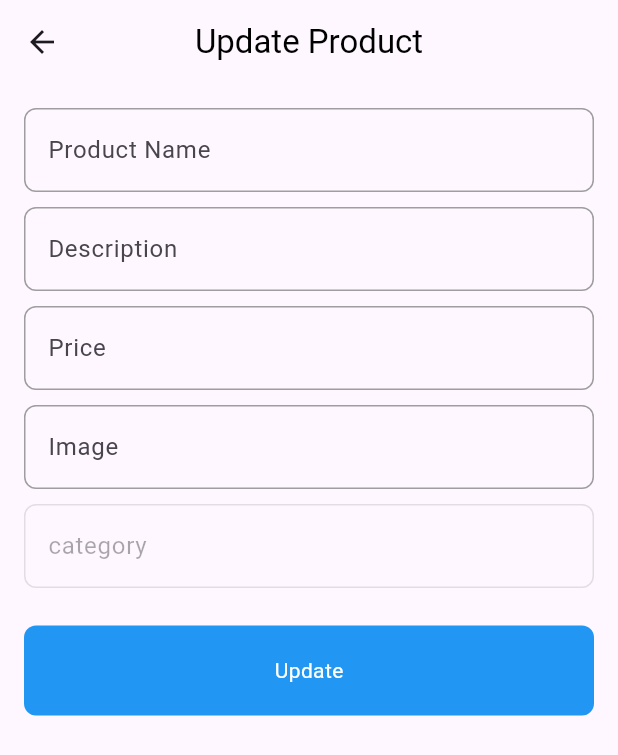
After one commit to Mo7amed-fawzy/store-app, a Flutter app: the UpdateProductPage screen opened by its route, on a phone screen of 412 x 824 dp. The commit adds this screen. Shown: the top 755 px of the screen. Run offline on Flutter 3.47's test engine with Material 3 defaults, Android fonts, the phone set to English and light mode, and no system bars; our stand-ins replace font_awesome_flutter; network calls fail.

Commit message:
add product ui page finish

```diff
--- a/lib/main.dart
+++ b/lib/main.dart
@@ -1,5 +1,6 @@
 import 'package:flutter/material.dart';
 import 'package:store_app/screens/home_page.dart';
+import 'package:store_app/screens/update_product_page.dart';
 
 void main() {
   runApp(const StoreApp());
@@ -14,6 +15,7 @@ class StoreApp extends StatelessWidget {
       // بحط الروتس علشان احط الويدجيت من خلال الاسم
       routes: {
         HomePage.id: (context) => const HomePage(),
+        UpdateProductPage.id: (context) => UpdateProductPage(),
       },
       initialRoute: HomePage.id,
     );
--- /dev/null
+++ b/lib/screens/update_product_page.dart
@@ -0,0 +1,76 @@
+import 'package:flutter/material.dart';
+import 'package:store_app/widgets/custom_button.dart';
+import 'package:store_app/widgets/custom_text_field.dart';
+
+class UpdateProductPage extends StatelessWidget {
+  UpdateProductPage(
+      {super.key,
+      this.desc,
+      this.image,
+      this.price,
+      this.productName,
+      this.category});
+
+  static String id = 'update Product';
+  String? productName, desc, image, category;
+  int? price;
+
+  @override
+  Widget build(BuildContext context) {
+    return Scaffold(
+      appBar: AppBar(
+        title: const Text(
+          'Update Product',
+          style: TextStyle(color: Colors.black),
+        ),
+        backgroundColor: Colors.transparent, // هيظهر اللون التحتها علطول
+        elevation: 0,
+        centerTitle: true,
+      ),
+      body: Padding(
+        padding: const EdgeInsets.all(16),
+        child: SingleChildScrollView(
+          child: Column(
+            children: [
+              const CustomTextField(
+                hintText: 'Product Name',
+              ),
+              const SizedBox(height: 10),
+              CustomTextField(
+                hintText: 'Description',
+                onChanged: (data) {
+                  productName = data;
+                },
+              ),
+              const SizedBox(height: 10),
+              CustomTextField(
+                hintText: 'Price',
+                inputType: TextInputType.number,
+                onChanged: (data) {
+                  desc = int.parse(data) as String?;
+                },
+              ),
+              const SizedBox(height: 10),
+              CustomTextField(
+                hintText: 'Image',
+                onChanged: (data) {
+                  image = data;
+                },
+              ),
+              const SizedBox(height: 10),
+              CustomTextField(
+                hintText: 'category',
+                onChanged: (data) {
+                  category = data;
+                },
+                isEditable: false,
+              ),
+              const SizedBox(height: 25),
+              const CustomButton(buttontext: 'Update')
+            ],
+          ),
+        ),
+      ),
+    );
+  }
+}
--- /dev/null
+++ b/lib/widgets/custom_button.dart
@@ -0,0 +1,28 @@
+import 'package:flutter/material.dart';
+
+class CustomButton extends StatelessWidget {
+  const CustomButton({super.key, this.onTap, required this.buttontext});
+  final VoidCallback? onTap;
+// البروبيرتي دي هي فنكشن مش بتاخد باراميترز ومش برجع قيمة
+  final String buttontext;
+  @override
+  Widget build(BuildContext context) {
+    return GestureDetector(
+      onTap: onTap,
+      child: Container(
+        decoration: BoxDecoration(
+          color: Colors.blue,
+          borderRadius: BorderRadius.circular(8),
+        ),
+        width: double.infinity,
+        height: 60,
+        child: Center(
+          child: Text(
+            buttontext,
+            style: const TextStyle(color: Colors.white),
+          ),
+        ),
+      ),
+    );
+  }
+}
--- a/lib/widgets/custom_card.dart
+++ b/lib/widgets/custom_card.dart
@@ -1,13 +1,18 @@
 import 'package:flutter/material.dart';
 import 'package:font_awesome_flutter/font_awesome_flutter.dart';
 import 'package:store_app/models/product_model.dart';
+import 'package:store_app/screens/update_product_page.dart';
 
 class CustomCard extends StatelessWidget {
   const CustomCard({super.key, required this.product});
   final ProductModel product;
   @override
   Widget build(BuildContext context) {
-    return Stack(
+    return InkWell(
+      onTap: () {
+        Navigator.pushNamed(context, UpdateProductPage.id);
+      },
+      child: Stack(
         clipBehavior: Clip.none, // دي البتخلي الصورة تطلع برا الستاك
         children: [
           Container(
@@ -15,7 +20,8 @@ class CustomCard extends StatelessWidget {
               BoxShadow(
                   blurRadius: 40,
                   color: Colors.grey.withOpacity(.2),
-                spreadRadius: 0, // بيقولك هيتحرك مسافه قد اي او مدى تشويش الظل
+                  spreadRadius:
+                      0, // بيقولك هيتحرك مسافه قد اي او مدى تشويش الظل
                   offset: const Offset(10, 10) // مقدار التحرك x,y
                   )
             ] // بستخدمه علشان اتحكم فالشادو بتاع الكارد
@@ -23,7 +29,8 @@ class CustomCard extends StatelessWidget {
             child: Card(
               elevation: 10,
               child: Padding(
-              padding: const EdgeInsets.symmetric(horizontal: 16, vertical: 9),
+                padding:
+                    const EdgeInsets.symmetric(horizontal: 16, vertical: 9),
                 child: Column(
                   mainAxisAlignment: MainAxisAlignment.end,
                   crossAxisAlignment: CrossAxisAlignment.start,
@@ -67,6 +74,7 @@ class CustomCard extends StatelessWidget {
             ),
           )
         ],
+      ),
     );
   }
 }
--- /dev/null
+++ b/lib/widgets/custom_text_field.dart
@@ -0,0 +1,50 @@
+import 'package:flutter/material.dart';
+
+class CustomTextField extends StatelessWidget {
+  const CustomTextField(
+      {super.key,
+      this.hintText,
+      this.onChanged,
+      this.obscureText = false,
+      this.isEditable = true,
+      this.inputType});
+  final Function(String)? onChanged; // دي فنكشن اختيارية
+  final String? hintText;
+
+  final TextInputType? inputType;
+  final bool? obscureText;
+  final bool? isEditable;
+  @override
+  Widget build(BuildContext context) {
+    return TextField(
+      keyboardType: inputType,
+      obscureText: obscureText!,
+      // validator: (data) { // شلته علشان انا مش لازم اتاكد ان هو فاضي او لا علشان بعمل ابديت
+      //   if (data!.isEmpty) {
+      //     return 'field is required';
+      //   }
+      //   return null;
+      // },
+      onChanged: onChanged,
+      //تُستخدم لتعريف فنكشن (كولباك) يتم استدعاؤها كلما تغير النص
+      enabled: isEditable,
+      decoration: InputDecoration(
+        hintText: hintText,
+        // hintStyle: const TextStyle(
+        //   color: Colors.blue,
+        // ),
+
+        enabledBorder: OutlineInputBorder(
+          borderSide: const BorderSide(
+            color: Colors.grey,
+          ),
+          borderRadius: BorderRadius.circular(8),
+        ),
+        border: OutlineInputBorder(
+          borderSide: const BorderSide(),
+          borderRadius: BorderRadius.circular(8),
+        ),
+      ),
+    );
+  }
+}
```
Lines whose indentation alone changed are shown as unchanged.
